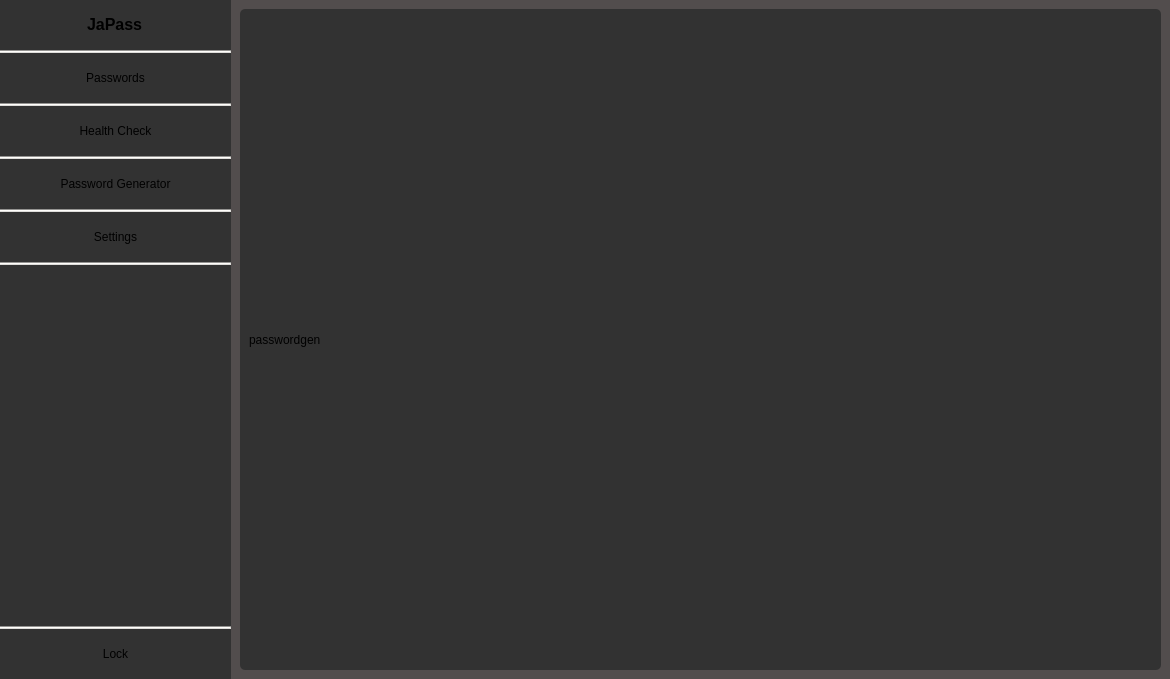
Before: the Qt Designer form PasswordManager/ui/mainwindow.ui in Jatogame/PasswordManager, drawn with Qt 5.
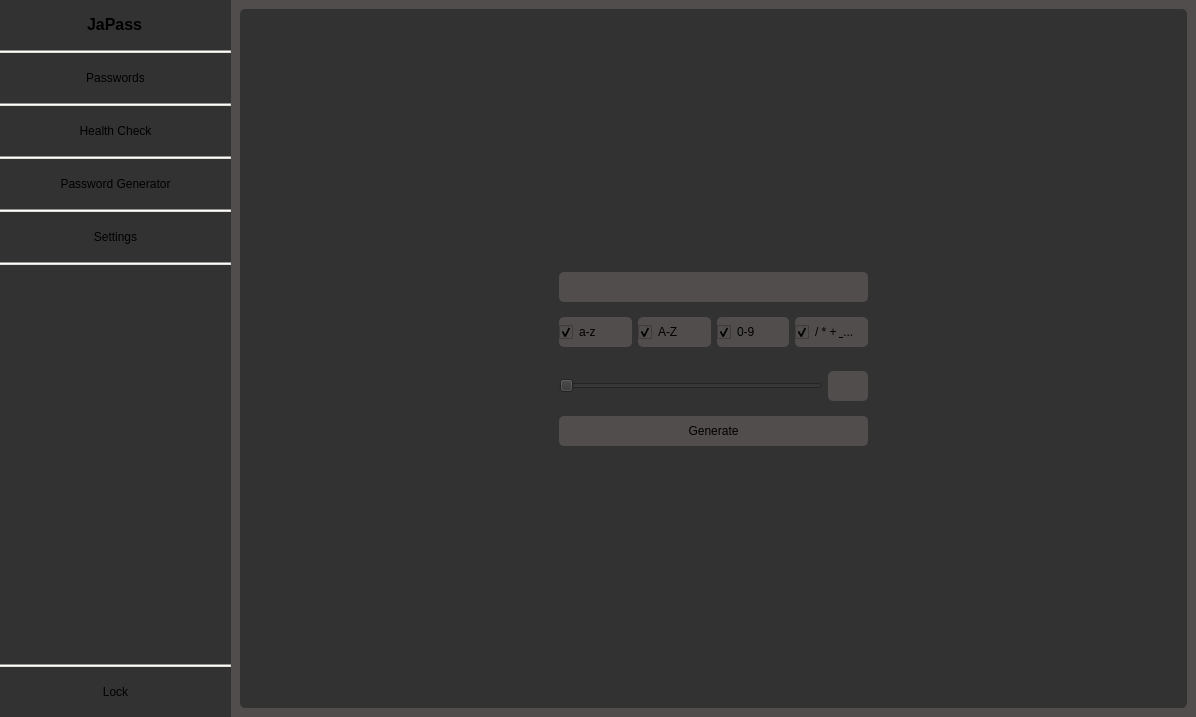
After: the same form once the commit is applied. The open tabs and pages were chosen to show the change.

Commit message: password generator UI and logic

```diff
--- a/PasswordManager/ui/mainwindow.ui
+++ b/PasswordManager/ui/mainwindow.ui
@@ -6,8 +6,8 @@
    <rect>
     <x>0</x>
     <y>0</y>
-    <width>1170</width>
-    <height>679</height>
+    <width>1196</width>
+    <height>717</height>
    </rect>
   </property>
   <property name="sizePolicy">
@@ -692,17 +692,283 @@
               <verstretch>0</verstretch>
              </sizepolicy>
             </property>
+            <property name="minimumSize">
+             <size>
+              <width>0</width>
+              <height>0</height>
+             </size>
+            </property>
             <property name="styleSheet">
              <string notr="true">background-color: rgb(50, 50, 50);</string>
             </property>
             <layout class="QGridLayout" name="gridLayout_5">
-             <item row="0" column="0">
-              <widget class="QLabel" name="label_2">
+             <item row="7" column="0">
+              <spacer name="horizontalSpacer_6">
+               <property name="orientation">
+                <enum>Qt::Orientation::Horizontal</enum>
+               </property>
+               <property name="sizeHint" stdset="0">
+                <size>
+                 <width>40</width>
+                 <height>20</height>
+                </size>
+               </property>
+              </spacer>
+             </item>
+             <item row="3" column="2">
+              <widget class="QLineEdit" name="genpass_password">
+               <property name="minimumSize">
+                <size>
+                 <width>0</width>
+                 <height>30</height>
+                </size>
+               </property>
+               <property name="styleSheet">
+                <string notr="true">background-color: rgb(82, 77, 77);</string>
+               </property>
+               <property name="readOnly">
+                <bool>true</bool>
+               </property>
+               <property name="placeholderText">
+                <string/>
+               </property>
+              </widget>
+             </item>
+             <item row="7" column="4">
+              <spacer name="horizontalSpacer_7">
+               <property name="orientation">
+                <enum>Qt::Orientation::Horizontal</enum>
+               </property>
+               <property name="sizeHint" stdset="0">
+                <size>
+                 <width>40</width>
+                 <height>20</height>
+                </size>
+               </property>
+              </spacer>
+             </item>
+             <item row="10" column="2">
+              <widget class="QPushButton" name="genpass_gen">
+               <property name="minimumSize">
+                <size>
+                 <width>0</width>
+                 <height>30</height>
+                </size>
+               </property>
+               <property name="cursor">
+                <cursorShape>PointingHandCursor</cursorShape>
+               </property>
+               <property name="styleSheet">
+                <string notr="true">background-color: rgb(82, 77, 77);</string>
+               </property>
                <property name="text">
-                <string>passwordgen</string>
+                <string>Generate</string>
                </property>
               </widget>
              </item>
+             <item row="12" column="2">
+              <spacer name="verticalSpacer_6">
+               <property name="orientation">
+                <enum>Qt::Orientation::Vertical</enum>
+               </property>
+               <property name="sizeHint" stdset="0">
+                <size>
+                 <width>20</width>
+                 <height>40</height>
+                </size>
+               </property>
+              </spacer>
+             </item>
+             <item row="1" column="2">
+              <spacer name="verticalSpacer_5">
+               <property name="orientation">
+                <enum>Qt::Orientation::Vertical</enum>
+               </property>
+               <property name="sizeHint" stdset="0">
+                <size>
+                 <width>20</width>
+                 <height>40</height>
+                </size>
+               </property>
+              </spacer>
+             </item>
+             <item row="9" column="2">
+              <widget class="QWidget" name="widget_9" native="true">
+               <property name="minimumSize">
+                <size>
+                 <width>0</width>
+                 <height>30</height>
+                </size>
+               </property>
+               <layout class="QGridLayout" name="gridLayout_10">
+                <property name="leftMargin">
+                 <number>0</number>
+                </property>
+                <property name="rightMargin">
+                 <number>0</number>
+                </property>
+                <item row="0" column="0">
+                 <widget class="QSlider" name="genpass_slider">
+                  <property name="minimumSize">
+                   <size>
+                    <width>0</width>
+                    <height>30</height>
+                   </size>
+                  </property>
+                  <property name="cursor">
+                   <cursorShape>PointingHandCursor</cursorShape>
+                  </property>
+                  <property name="minimum">
+                   <number>1</number>
+                  </property>
+                  <property name="maximum">
+                   <number>50</number>
+                  </property>
+                  <property name="orientation">
+                   <enum>Qt::Orientation::Horizontal</enum>
+                  </property>
+                 </widget>
+                </item>
+                <item row="0" column="1">
+                 <widget class="QLineEdit" name="genpass_slidervalue">
+                  <property name="sizePolicy">
+                   <sizepolicy hsizetype="Fixed" vsizetype="Fixed">
+                    <horstretch>0</horstretch>
+                    <verstretch>0</verstretch>
+                   </sizepolicy>
+                  </property>
+                  <property name="minimumSize">
+                   <size>
+                    <width>40</width>
+                    <height>30</height>
+                   </size>
+                  </property>
+                  <property name="maximumSize">
+                   <size>
+                    <width>40</width>
+                    <height>30</height>
+                   </size>
+                  </property>
+                  <property name="styleSheet">
+                   <string notr="true">background-color: rgb(82, 77, 77);</string>
+                  </property>
+                  <property name="readOnly">
+                   <bool>true</bool>
+                  </property>
+                 </widget>
+                </item>
+               </layout>
+              </widget>
+             </item>
+             <item row="7" column="2">
+              <widget class="QWidget" name="widget_10" native="true">
+               <layout class="QGridLayout" name="gridLayout_11">
+                <property name="leftMargin">
+                 <number>0</number>
+                </property>
+                <property name="rightMargin">
+                 <number>0</number>
+                </property>
+                <item row="0" column="1">
+                 <widget class="QCheckBox" name="genpass_upper">
+                  <property name="minimumSize">
+                   <size>
+                    <width>0</width>
+                    <height>30</height>
+                   </size>
+                  </property>
+                  <property name="cursor">
+                   <cursorShape>PointingHandCursor</cursorShape>
+                  </property>
+                  <property name="styleSheet">
+                   <string notr="true">background-color: rgb(82, 77, 77);</string>
+                  </property>
+                  <property name="text">
+                   <string>A-Z</string>
+                  </property>
+                  <property name="checked">
+                   <bool>true</bool>
+                  </property>
+                 </widget>
+                </item>
+                <item row="0" column="2">
+                 <widget class="QCheckBox" name="genpass_numbers">
+                  <property name="minimumSize">
+                   <size>
+                    <width>0</width>
+                    <height>30</height>
+                   </size>
+                  </property>
+                  <property name="cursor">
+                   <cursorShape>PointingHandCursor</cursorShape>
+                  </property>
+                  <property name="styleSheet">
+                   <string notr="true">background-color: rgb(82, 77, 77);</string>
+                  </property>
+                  <property name="text">
+                   <string>0-9</string>
+                  </property>
+                  <property name="checked">
+                   <bool>true</bool>
+                  </property>
+                 </widget>
+                </item>
+                <item row="0" column="0">
+                 <widget class="QCheckBox" name="genpass_lower">
+                  <property name="minimumSize">
+                   <size>
+                    <width>0</width>
+                    <height>30</height>
+                   </size>
+                  </property>
+                  <property name="cursor">
+                   <cursorShape>PointingHandCursor</cursorShape>
+                  </property>
+                  <property name="layoutDirection">
+                   <enum>Qt::LayoutDirection::LeftToRight</enum>
+                  </property>
+                  <property name="styleSheet">
+                   <string notr="true">background-color: rgb(82, 77, 77);</string>
+                  </property>
+                  <property name="text">
+                   <string>a-z</string>
+                  </property>
+                  <property name="iconSize">
+                   <size>
+                    <width>16</width>
+                    <height>16</height>
+                   </size>
+                  </property>
+                  <property name="checked">
+                   <bool>true</bool>
+                  </property>
+                 </widget>
+                </item>
+                <item row="0" column="3">
+                 <widget class="QCheckBox" name="genpass_special">
+                  <property name="minimumSize">
+                   <size>
+                    <width>0</width>
+                    <height>30</height>
+                   </size>
+                  </property>
+                  <property name="cursor">
+                   <cursorShape>PointingHandCursor</cursorShape>
+                  </property>
+                  <property name="styleSheet">
+                   <string notr="true">background-color: rgb(82, 77, 77);</string>
+                  </property>
+                  <property name="text">
+                   <string>/ * + &amp; ...</string>
+                  </property>
+                  <property name="checked">
+                   <bool>true</bool>
+                  </property>
+                 </widget>
+                </item>
+               </layout>
+              </widget>
+             </item>
             </layout>
            </widget>
           </item>
```
Left out of the diff: 6 changed lines with no effect on the pictures. The commit also changes 7 other files.
